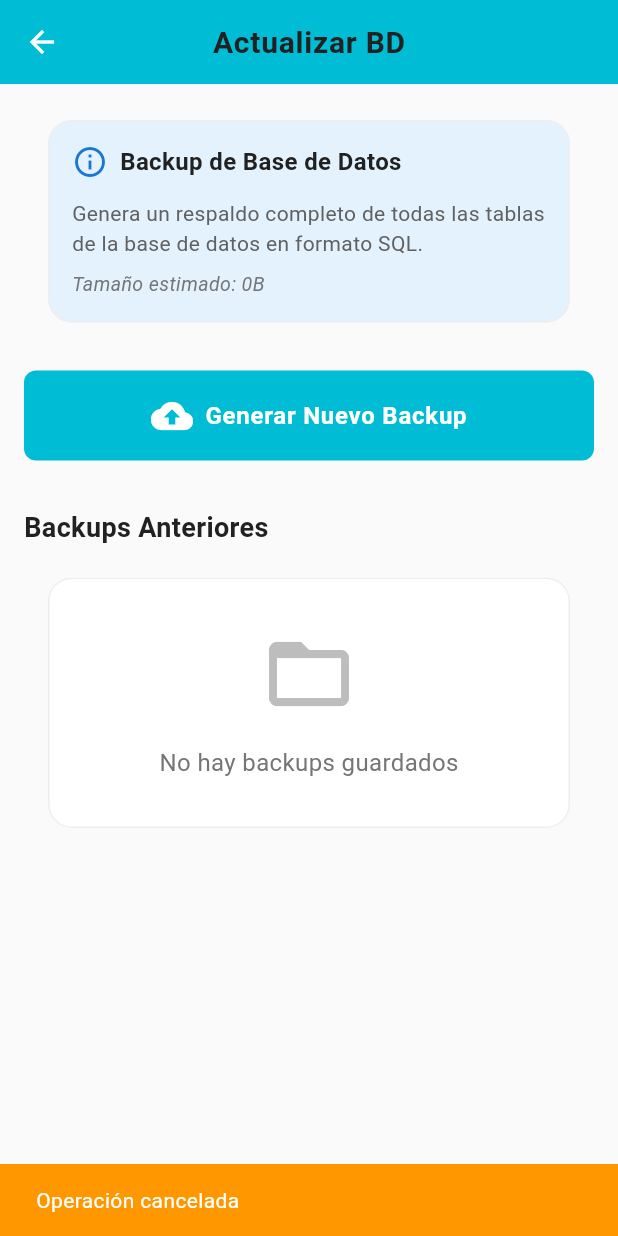
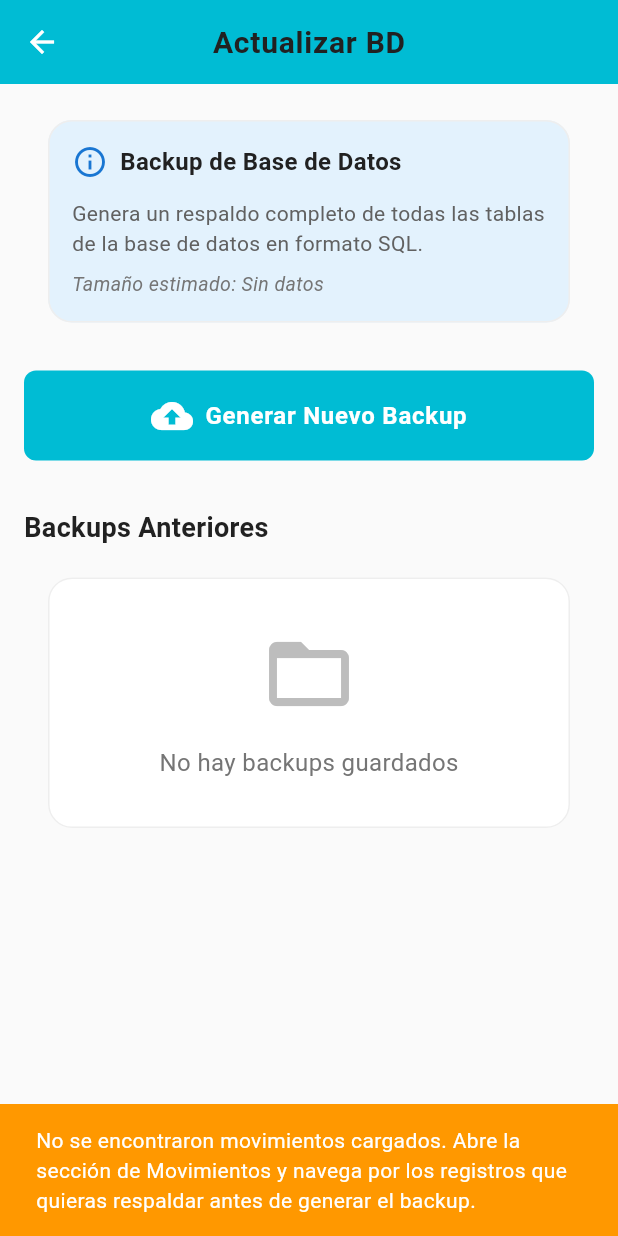
Before and after one commit to HappyCarrot-php/tpay, a Flutter app: the DatabaseBackupPage screen opened by its route, after a tap on "Generar Nuevo Backup", on a phone screen of 412 x 824 dp. Run offline on Flutter 3.47's test engine with Material 3 defaults, Android fonts, the phone set to English and light mode, and no system bars; our stand-ins replace audioplayers, connectivity_plus, dartz, dropdown_search, equatable, file_picker and 11 more; missing offline and left inert: gal; accounts and stored records are empty.

Commit message:
Backups arreglados

```diff
--- a/lib/core/services/database_backup_service.dart
+++ b/lib/core/services/database_backup_service.dart
@@ -4,10 +4,8 @@ import 'package:file_picker/file_picker.dart';
 import 'package:intl/intl.dart';
 import 'package:path_provider/path_provider.dart';
 import 'package:permission_handler/permission_handler.dart';
-import 'package:supabase_flutter/supabase_flutter.dart';
 
 import 'app_data_cache.dart';
-import '../constants/supabase_constants.dart';
 
 class BackupResult {
   final File exportedFile;
@@ -16,12 +14,20 @@ class BackupResult {
   const BackupResult({required this.exportedFile, required this.archiveFile});
 }
 
+class BackupDataUnavailableException implements Exception {
+  final String message;
+  const BackupDataUnavailableException(this.message);
+
+  @override
+  String toString() => message;
+}
+
 class DatabaseBackupService {
-  final SupabaseClient _supabase = Supabase.instance.client;
-
   /// Genera un respaldo completo, lo guarda en la ruta elegida por el usuario
   /// y conserva una copia en el almacenamiento interno de la app.
-  Future<BackupResult?> generateFullBackup({DatabaseSnapshotData? snapshot}) async {
+  Future<BackupResult?> generateFullBackup({
+    DatabaseSnapshotData? snapshot,
+  }) async {
     try {
       await _requestStoragePermission();
 
@@ -37,7 +43,10 @@ class DatabaseBackupService {
       }
 
       final resolvedSnapshot = await _resolveSnapshot(snapshot);
-      final backupContent = await _buildBackupContent(timestamp, resolvedSnapshot);
+      final backupContent = await _buildBackupContent(
+        timestamp,
+        resolvedSnapshot,
+      );
 
       final exportedPath = _joinPath(selectedDirectory, filename);
       final exportedFile = File(exportedPath);
@@ -54,7 +63,9 @@ class DatabaseBackupService {
     }
   }
 
-  Future<DatabaseSnapshotData> _resolveSnapshot(DatabaseSnapshotData? snapshot) async {
+  Future<DatabaseSnapshotData> _resolveSnapshot(
+    DatabaseSnapshotData? snapshot,
+  ) async {
     final cache = AppDataCache();
 
     if (snapshot != null && snapshot.hasAnyData) {
@@ -66,46 +77,8 @@ class DatabaseBackupService {
       return cached;
     }
 
-    final fetched = await _fetchSnapshotFromSupabase();
-    cache.mergeSnapshot(fetched);
-    return fetched;
-  }
-
-  Future<DatabaseSnapshotData> _fetchSnapshotFromSupabase() async {
-    final perfilesData = _castRows(
-      await _supabase
-          .from(SupabaseConstants.perfilesTable)
-          .select()
-          .order('creado', ascending: true),
-    );
-
-    final clientesData = _castRows(
-      await _supabase
-          .from(SupabaseConstants.clientesTable)
-          .select()
-          .order('id_cliente', ascending: true),
-    );
-
-    final movimientosData = _castRows(
-      await _supabase
-          .from(SupabaseConstants.movimientosTable)
-          .select()
-          .eq('eliminado', false)
-          .order('id', ascending: true),
-    );
-
-    final abonosData = _castRows(
-      await _supabase
-          .from(SupabaseConstants.abonosTable)
-          .select()
-          .order('id', ascending: true),
-    );
-
-    return DatabaseSnapshotData(
-      perfiles: perfilesData,
-      clientes: clientesData,
-      movimientos: movimientosData,
-      abonos: abonosData,
+    throw const BackupDataUnavailableException(
+      'No hay datos preparados para respaldar. Navega primero por los módulos que deseas incluir y vuelve a intentarlo.',
     );
   }
 
@@ -126,7 +99,9 @@ class DatabaseBackupService {
 
     buffer
       ..writeln('-- T-Pay Database Backup')
-      ..writeln('-- Generated: ${DateFormat('yyyy-MM-dd HH:mm:ss').format(DateTime.now())}')
+      ..writeln(
+        '-- Generated: ${DateFormat('yyyy-MM-dd HH:mm:ss').format(DateTime.now())}',
+      )
       ..writeln('-- Timestamp: $timestamp')
       ..writeln('-- ========================================')
       ..writeln()
@@ -178,7 +153,9 @@ class DatabaseBackupService {
       buffer.writeln('-- (sin registros)');
     } else {
       for (final movimiento in movimientosData) {
-        buffer.writeln(_generateInsertStatement('public.movimientos', movimiento));
+        buffer.writeln(
+          _generateInsertStatement('public.movimientos', movimiento),
+        );
       }
     }
     buffer.writeln();
@@ -200,8 +177,12 @@ class DatabaseBackupService {
       ..writeln('-- ========================================')
       ..writeln('-- AJUSTE DE SECUENCIAS')
       ..writeln('-- ========================================')
-      ..writeln(_generateSetvalStatement('clientes_id_cliente_seq', clientesMaxId))
-      ..writeln(_generateSetvalStatement('movimientos_id_seq', movimientosMaxId))
+      ..writeln(
+        _generateSetvalStatement('clientes_id_cliente_seq', clientesMaxId),
+      )
+      ..writeln(
+        _generateSetvalStatement('movimientos_id_seq', movimientosMaxId),
+      )
       ..writeln(_generateSetvalStatement('abonos_id_seq', abonosMaxId))
       ..writeln()
       ..writeln('COMMIT;')
@@ -254,7 +235,9 @@ class DatabaseBackupService {
         maxValue = maxValue == null || value > maxValue ? value : maxValue;
       } else if (value is num) {
         final intValue = value.toInt();
-        maxValue = maxValue == null || intValue > maxValue ? intValue : maxValue;
+        maxValue = maxValue == null || intValue > maxValue
+            ? intValue
+            : maxValue;
       }
     }
     return maxValue;
@@ -262,7 +245,9 @@ class DatabaseBackupService {
 
   String _generateInsertStatement(String tableName, Map<String, dynamic> row) {
     final columns = row.keys.toList();
-    final values = columns.map((column) => _serializeValue(row[column])).toList();
+    final values = columns
+        .map((column) => _serializeValue(row[column]))
+        .toList();
     return 'INSERT INTO $tableName (${columns.join(', ')}) VALUES (${values.join(', ')});';
   }
 
@@ -301,13 +286,15 @@ class DatabaseBackupService {
   }
 
   String _joinPath(String directory, String filename) {
-    final endsWithSeparator = directory.endsWith('/') || directory.endsWith('\\');
+    final endsWithSeparator =
+        directory.endsWith('/') || directory.endsWith('\\');
     final separator = endsWithSeparator ? '' : Platform.pathSeparator;
     return '$directory$separator$filename';
   }
 
   int _estimateSnapshotSize(DatabaseSnapshotData snapshot) {
-    final totalRows = snapshot.perfiles.length +
+    final totalRows =
+        snapshot.perfiles.length +
         snapshot.clientes.length +
         snapshot.movimientos.length +
         snapshot.abonos.length;
@@ -318,10 +305,9 @@ class DatabaseBackupService {
   Future<String> getEstimatedBackupSize() async {
     try {
       final cache = AppDataCache();
-      var snapshot = cache.toSnapshot();
+      final snapshot = cache.toSnapshot();
       if (!snapshot.hasAnyData) {
-        snapshot = await _fetchSnapshotFromSupabase();
-        cache.mergeSnapshot(snapshot);
+        return 'Sin datos';
       }
 
       final estimatedBytes = _estimateSnapshotSize(snapshot);
@@ -352,7 +338,9 @@ class DatabaseBackupService {
           .where((file) => file.path.endsWith('.sql'))
           .toList();
 
-      files.sort((a, b) => b.statSync().modified.compareTo(a.statSync().modified));
+      files.sort(
+        (a, b) => b.statSync().modified.compareTo(a.statSync().modified),
+      );
       return files;
     } catch (e) {
       return [];
--- a/lib/features/admin/presentation/pages/database_backup_page.dart
+++ b/lib/features/admin/presentation/pages/database_backup_page.dart
@@ -7,6 +7,14 @@ import '../../data/repositories/abono_repository.dart';
 import '../../data/repositories/cliente_repository.dart';
 import '../../data/repositories/movimiento_repository.dart';
 import '../../data/repositories/perfil_repository.dart';
+
+class BackupPreparationException implements Exception {
+  final String message;
+  const BackupPreparationException(this.message);
+
+  @override
+  String toString() => message;
+}
 
 class DatabaseBackupPage extends StatefulWidget {
   const DatabaseBackupPage({super.key});
@@ -75,17 +83,24 @@ class _DatabaseBackupPageState extends State<DatabaseBackupPage> {
       await _clienteRepository.obtenerClientes(soloActivos: false);
     }
 
-    // Siempre recargamos movimientos con filtro general para asegurar datos actualizados
-    await _movimientoRepository.obtenerMovimientos(
-      filtro: FiltroEstadoPrestamo.todos,
-      limite: 5000,
-    );
-
     if (!cache.hasAbonos) {
       await _abonoRepository.obtenerTodosLosAbonos();
     }
 
-    return cache.toSnapshot();
+    if (!cache.hasMovimientos) {
+      throw const BackupPreparationException(
+        'No se encontraron movimientos cargados. Abre la sección de Movimientos y navega por los registros que quieras respaldar antes de generar el backup.',
+      );
+    }
+
+    final snapshot = cache.toSnapshot();
+    if (snapshot.movimientos.isEmpty) {
+      throw const BackupPreparationException(
+        'Los movimientos visibles aún no se han preparado para respaldo. Revisa la lista de movimientos desde el panel de administración y vuelve a intentarlo.',
+      );
+    }
+
+    return snapshot;
   }
 
   Future<void> _generateBackup() async {
@@ -106,7 +121,9 @@ class _DatabaseBackupPageState extends State<DatabaseBackupPage> {
         return;
       }
 
-      final result = await _backupService.generateFullBackup(snapshot: snapshot);
+      final result = await _backupService.generateFullBackup(
+        snapshot: snapshot,
+      );
 
       if (mounted) {
         setState(() => _isGenerating = false);
@@ -122,11 +139,32 @@ class _DatabaseBackupPageState extends State<DatabaseBackupPage> {
           return;
         }
 
-        // Recargar lista de backups
         await _loadBackups();
 
         // Mostrar diálogo de éxito con opciones
         _showBackupSuccessDialog(result);
+      }
+    } on BackupDataUnavailableException catch (e) {
+      if (mounted) {
+        setState(() => _isGenerating = false);
+        ScaffoldMessenger.of(context).showSnackBar(
+          SnackBar(
+            content: Text(e.message),
+            backgroundColor: Colors.orange,
+            duration: const Duration(seconds: 5),
+          ),
+        );
+      }
+    } on BackupPreparationException catch (e) {
+      if (mounted) {
+        setState(() => _isGenerating = false);
+        ScaffoldMessenger.of(context).showSnackBar(
+          SnackBar(
+            content: Text(e.message),
+            backgroundColor: Colors.orange,
+            duration: const Duration(seconds: 5),
+          ),
+        );
       }
     } catch (e) {
       if (mounted) {
@@ -152,11 +190,7 @@ class _DatabaseBackupPageState extends State<DatabaseBackupPage> {
     showDialog(
       context: context,
       builder: (context) => AlertDialog(
-        icon: const Icon(
-          Icons.check_circle,
-          color: Colors.green,
-          size: 60,
-        ),
+        icon: const Icon(Icons.check_circle, color: Colors.green, size: 60),
         title: const Text('Backup Generado'),
         content: Column(
           mainAxisSize: MainAxisSize.min,
@@ -166,10 +200,7 @@ class _DatabaseBackupPageState extends State<DatabaseBackupPage> {
             const SizedBox(height: 16),
             Text(
               'Archivo exportado: $exportedName',
-              style: const TextStyle(
-                fontSize: 12,
-                fontWeight: FontWeight.bold,
-              ),
+              style: const TextStyle(fontSize: 12, fontWeight: FontWeight.bold),
             ),
             const SizedBox(height: 8),
             Text(
@@ -179,26 +210,17 @@ class _DatabaseBackupPageState extends State<DatabaseBackupPage> {
             const SizedBox(height: 8),
             Text(
               'Ubicación exportada: ${exported.parent.path}',
-              style: const TextStyle(
-                fontSize: 10,
-                color: Colors.grey,
-              ),
+              style: const TextStyle(fontSize: 10, color: Colors.grey),
             ),
             const SizedBox(height: 12),
             Text(
               'Copia interna: $archiveName',
-              style: const TextStyle(
-                fontSize: 12,
-                fontWeight: FontWeight.bold,
-              ),
+              style: const TextStyle(fontSize: 12, fontWeight: FontWeight.bold),
             ),
             const SizedBox(height: 8),
             Text(
               'Ubicación interna: ${archive.parent.path}',
-              style: const TextStyle(
-                fontSize: 10,
-                color: Colors.grey,
-              ),
+              style: const TextStyle(fontSize: 10, color: Colors.grey),
             ),
           ],
         ),
@@ -246,10 +268,7 @@ class _DatabaseBackupPageState extends State<DatabaseBackupPage> {
     } catch (e) {
       if (mounted) {
         ScaffoldMessenger.of(context).showSnackBar(
-          SnackBar(
-            content: Text('Error: $e'),
-            backgroundColor: Colors.red,
-          ),
+          SnackBar(content: Text('Error: $e'), backgroundColor: Colors.red),
         );
       }
     }
@@ -260,7 +279,9 @@ class _DatabaseBackupPageState extends State<DatabaseBackupPage> {
       context: context,
       builder: (context) => AlertDialog(
         title: const Text('Eliminar Backup'),
-        content: Text('¿Estás seguro de eliminar ${file.path.split('/').last}?'),
+        content: Text(
+          '¿Estás seguro de eliminar ${file.path.split('/').last}?',
+        ),
         actions: [
           TextButton(
             onPressed: () => Navigator.pop(context, false),
@@ -336,24 +357,20 @@ class _DatabaseBackupPageState extends State<DatabaseBackupPage> {
                 mainAxisAlignment: MainAxisAlignment.center,
                 children: [
                   const CircularProgressIndicator(
-                    valueColor: AlwaysStoppedAnimation<Color>(Color(0xFF00BCD4)),
+                    valueColor: AlwaysStoppedAnimation<Color>(
+                      Color(0xFF00BCD4),
+                    ),
                     strokeWidth: 6,
                   ),
                   const SizedBox(height: 24),
                   const Text(
                     'Generando archivo...',
-                    style: TextStyle(
-                      fontSize: 18,
-                      fontWeight: FontWeight.bold,
-                    ),
+                    style: TextStyle(fontSize: 18, fontWeight: FontWeight.bold),
                   ),
                   const SizedBox(height: 8),
                   Text(
                     'Por favor espera',
-                    style: TextStyle(
-                      fontSize: 14,
-                      color: Colors.grey[600],
-                    ),
+                    style: TextStyle(fontSize: 14, color: Colors.grey[600]),
                   ),
                 ],
               ),
@@ -373,7 +390,10 @@ class _DatabaseBackupPageState extends State<DatabaseBackupPage> {
                         children: [
                           Row(
                             children: [
-                              Icon(Icons.info_outline, color: Colors.blue.shade700),
+                              Icon(
+                                Icons.info_outline,
+                                color: Colors.blue.shade700,
+                              ),
                               const SizedBox(width: 8),
                               const Text(
                                 'Backup de Base de Datos',
@@ -431,10 +451,7 @@ class _DatabaseBackupPageState extends State<DatabaseBackupPage> {
                   // Lista de backups anteriores
                   const Text(
                     'Backups Anteriores',
-                    style: TextStyle(
-                      fontSize: 18,
-                      fontWeight: FontWeight.bold,
-                    ),
+                    style: TextStyle(fontSize: 18, fontWeight: FontWeight.bold),
                   ),
                   const SizedBox(height: 12),
 
```
Also changed, not shown: lib/features/auth/presentation/pages/splash_screen.dart (+105 -38 lines).
